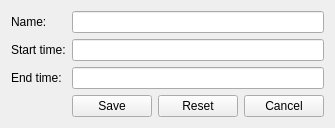
Qt form qt/apps/tutorial/forms/activity_edit.ui (Wolframe/qtClient) before a commit.
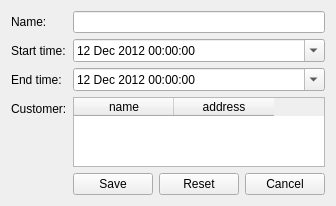
The same form after that commit.

The edit to the form file:
```diff
--- a/qt/apps/tutorial/forms/activity_edit.ui
+++ b/qt/apps/tutorial/forms/activity_edit.ui
@@ -6,8 +6,8 @@
    <rect>
     <x>0</x>
     <y>0</y>
-    <width>328</width>
-    <height>122</height>
+    <width>335</width>
+    <height>189</height>
    </rect>
   </property>
   <property name="windowTitle">
@@ -56,10 +56,7 @@
      </property>
     </widget>
    </item>
-   <item row="1" column="1">
-    <widget class="QLineEdit" name="starttime"/>
-   </item>
-   <item row="3" column="1">
+   <item row="4" column="1">
     <layout class="QHBoxLayout" name="horizontalLayout">
      <item>
       <widget class="QPushButton" name="pushButton">
@@ -127,9 +124,6 @@
      </item>
     </layout>
    </item>
-   <item row="2" column="1">
-    <widget class="QLineEdit" name="endtime"/>
-   </item>
    <item row="2" column="0">
     <widget class="QLabel" name="label_endtime">
      <property name="text">
@@ -140,6 +134,76 @@
      </property>
     </widget>
    </item>
+   <item row="1" column="1">
+    <widget class="QDateTimeEdit" name="starttime">
+     <property name="dateTime">
+      <datetime>
+       <hour>0</hour>
+       <minute>0</minute>
+       <second>0</second>
+       <year>2012</year>
+       <month>12</month>
+       <day>12</day>
+      </datetime>
+     </property>
+     <property name="calendarPopup">
+      <bool>true</bool>
+     </property>
+    </widget>
+   </item>
+   <item row="2" column="1">
+    <widget class="QDateTimeEdit" name="endtime">
+     <property name="dateTime">
+      <datetime>
+       <hour>0</hour>
+       <minute>0</minute>
+       <second>0</second>
+       <year>2012</year>
+       <month>12</month>
+       <day>12</day>
+      </datetime>
+     </property>
+     <property name="calendarPopup">
+      <bool>true</bool>
+     </property>
+    </widget>
+   </item>
+   <item row="3" column="1">
+    <widget class="QTableWidget" name="customer">
+     <property name="selectionMode">
+      <enum>QAbstractItemView::SingleSelection</enum>
+     </property>
+     <property name="selectionBehavior">
+      <enum>QAbstractItemView::SelectRows</enum>
+     </property>
+     <property name="doctype" stdset="0">
+      <string>CustomerList</string>
+     </property>
+     <property name="rootelement" stdset="0">
+      <string>customer</string>
+     </property>
+     <column>
+      <property name="text">
+       <string>name</string>
+      </property>
+     </column>
+     <column>
+      <property name="text">
+       <string>address</string>
+      </property>
+     </column>
+    </widget>
+   </item>
+   <item row="3" column="0">
+    <widget class="QLabel" name="label_customer">
+     <property name="text">
+      <string>Customer:</string>
+     </property>
+     <property name="buddy">
+      <cstring>customer</cstring>
+     </property>
+    </widget>
+   </item>
   </layout>
  </widget>
  <tabstops>
```
Left out of the diff: 1 changed line with no effect on the pictures.
